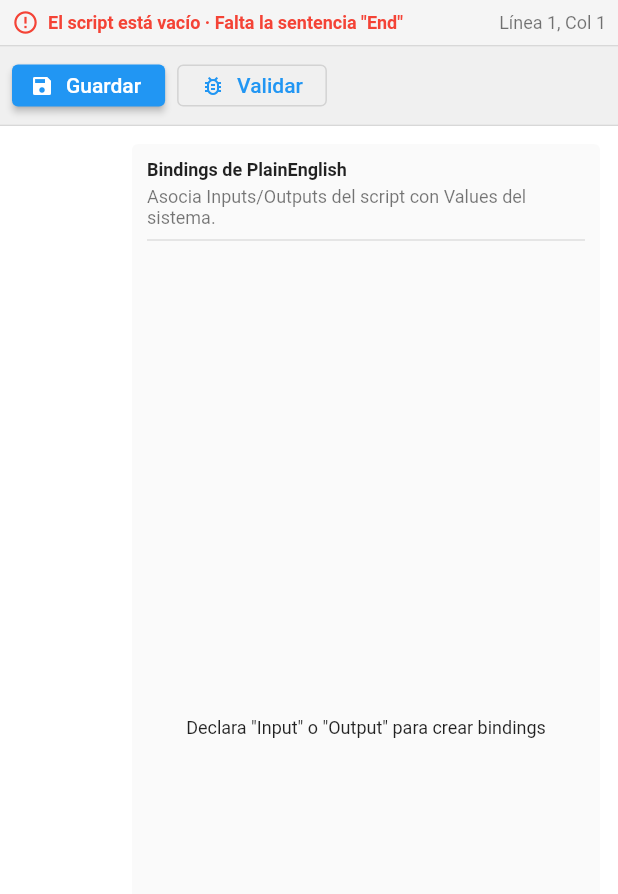
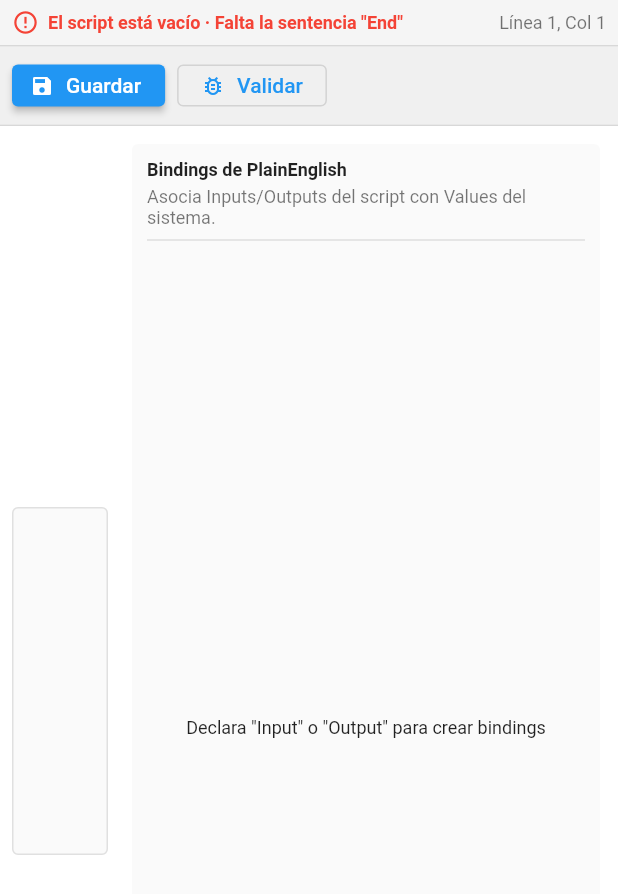
Before and after one commit to eocampo2021/dx-ascend-bms, a Flutter app: the ScriptEditorView widget shown alone on an empty page, opened directly with empty values, on a phone screen of 412 x 824 dp. Shown: the top 894 px of the screen. Run offline on Flutter 3.47's test engine with Material 3 defaults, Android fonts, the phone set to English and light mode, and no system bars; network calls fail; Roboto replaces fonts that are missing (Segoe UI).

Commit message:
Ensure script editor text field has visible minimum height

```diff
--- a/dx_ascend_workstation/lib/workstation/views/script_editor_view.dart
+++ b/dx_ascend_workstation/lib/workstation/views/script_editor_view.dart
@@ -367,10 +367,25 @@ class _ScriptEditorViewState extends State<ScriptEditorView> {
                         focusNode: _focusNode,
                         scrollController: _scrollController,
                         maxLines: null,
+                        minLines: 12,
                         keyboardType: TextInputType.multiline,
-                        decoration: const InputDecoration(
-                          isCollapsed: true,
-                          border: InputBorder.none,
+                        decoration: InputDecoration(
+                          contentPadding: const EdgeInsets.symmetric(
+                            vertical: 12,
+                            horizontal: 12,
+                          ),
+                          filled: true,
+                          fillColor: Colors.grey.shade50,
+                          enabledBorder: OutlineInputBorder(
+                            borderSide: BorderSide(
+                              color: Colors.grey.shade300,
+                            ),
+                          ),
+                          focusedBorder: OutlineInputBorder(
+                            borderSide: BorderSide(
+                              color: Colors.blue.shade200,
+                            ),
+                          ),
                         ),
                         style: baseStyle,
                       ),
```
